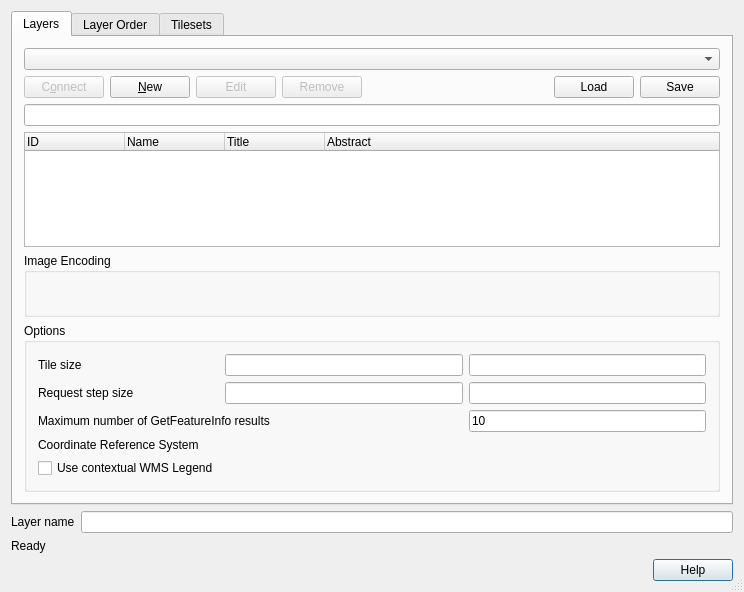
carsmie/QGIS, file src/ui/qgswmssourceselectbase.ui: the form before one commit.
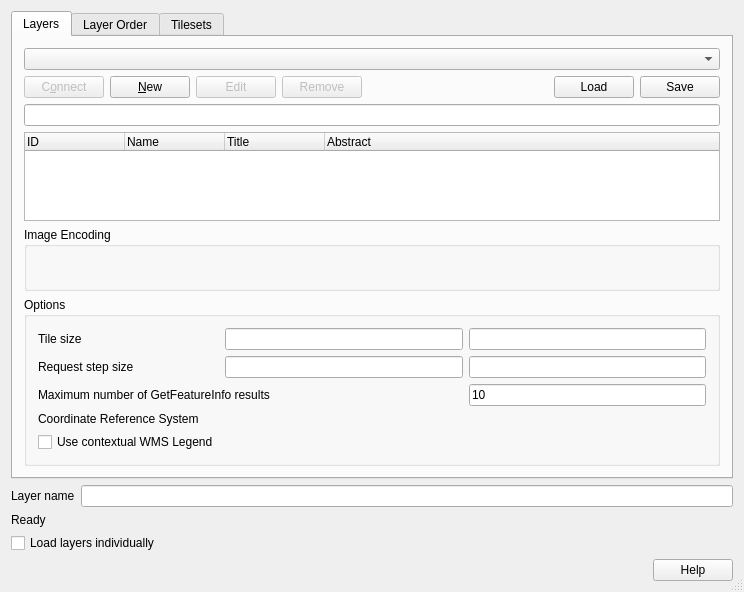
The form after the commit. The open tabs and pages were chosen to show the change. Icons and pictures are not drawn. Custom widgets are drawn as their Qt base class.

Commit message: Add WMS layers individually. Fix #44107.

```diff
--- a/src/ui/qgswmssourceselectbase.ui
+++ b/src/ui/qgswmssourceselectbase.ui
@@ -24,13 +24,6 @@
    <bool>true</bool>
   </property>
   <layout class="QGridLayout" name="gridLayout_2">
-   <item row="3" column="0">
-    <widget class="QDialogButtonBox" name="buttonBox">
-     <property name="standardButtons">
-      <set>QDialogButtonBox::Help</set>
-     </property>
-    </widget>
-   </item>
    <item row="2" column="0">
     <widget class="QLabel" name="labelStatus">
      <property name="sizePolicy">
@@ -495,6 +488,20 @@
      </widget>
     </widget>
    </item>
+   <item row="4" column="0">
+    <widget class="QDialogButtonBox" name="buttonBox">
+     <property name="standardButtons">
+      <set>QDialogButtonBox::Help</set>
+     </property>
+    </widget>
+   </item>
+   <item row="3" column="0">
+    <widget class="QCheckBox" name="mLoadLayersIndividuallyCheckBox">
+     <property name="text">
+      <string>Load layers individually</string>
+     </property>
+    </widget>
+   </item>
   </layout>
  </widget>
  <layoutdefault spacing="6" margin="11"/>
```
Left out of the diff: 8 changed lines with no effect on the pictures. The commit also changes 1 other file.
